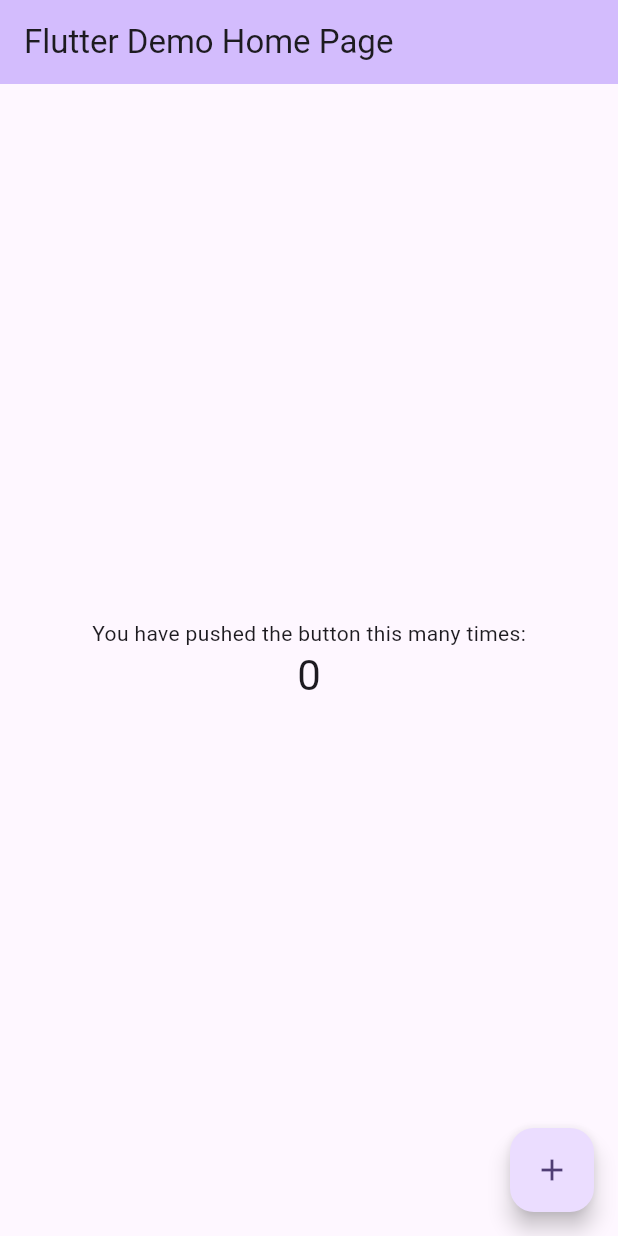
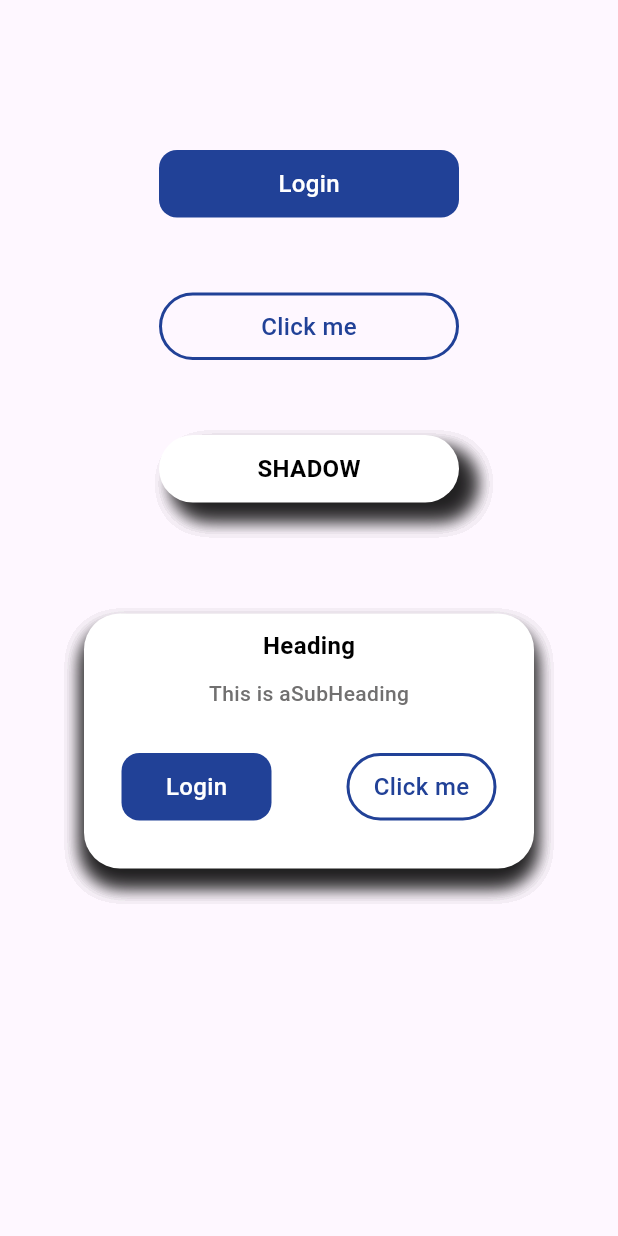
Before and after one commit to OmarGamalDev/ITI-Flutter-Course, a Flutter app: the screen it shows after launch, on a phone screen of 412 x 824 dp. Run offline on Flutter 3.47's test engine with Material 3 defaults, Android fonts, the phone set to English and light mode, and no system bars.

Commit message:
Finish Task Day 8

```diff
--- a/Day 8/Task/iti_flutter_basics/lib/main.dart
+++ b/Day 8/Task/iti_flutter_basics/lib/main.dart
@@ -1,4 +1,5 @@
 import 'package:flutter/material.dart';
+import 'package:iti_flutter_basics/screens/home_screen.dart';
 
 void main() {
   runApp(const MyApp());
@@ -7,116 +8,11 @@ void main() {
 class MyApp extends StatelessWidget {
   const MyApp({super.key});
 
-  // This widget is the root of your application.
   @override
   Widget build(BuildContext context) {
     return MaterialApp(
-      title: 'Flutter Demo',
-      theme: ThemeData(
-        // This is the theme of your application.
-        //
-        // TRY THIS: Try running your application with "flutter run". You'll see
-        // the application has a purple toolbar. Then, without quitting the app,
-        // try changing the seedColor in the colorScheme below to Colors.green
-        // and then invoke "hot reload" (save your changes or press the "hot
-        // reload" button in a Flutter-supported IDE, or press "r" if you used
-        // the command line to start the app).
-        //
-        // Notice that the counter didn't reset back to zero; the application
-        // state is not lost during the reload. To reset the state, use hot
-        // restart instead.
-        //
-        // This works for code too, not just values: Most code changes can be
-        // tested with just a hot reload.
-        colorScheme: ColorScheme.fromSeed(seedColor: Colors.deepPurple),
-      ),
-      home: const MyHomePage(title: 'Flutter Demo Home Page'),
+      debugShowCheckedModeBanner: false,
+      home: const HomeScreen(),
     );
   }
 }
-
-class MyHomePage extends StatefulWidget {
-  const MyHomePage({super.key, required this.title});
-
-  // This widget is the home page of your application. It is stateful, meaning
-  // that it has a State object (defined below) that contains fields that affect
-  // how it looks.
-
-  // This class is the configuration for the state. It holds the values (in this
-  // case the title) provided by the parent (in this case the App widget) and
-  // used by the build method of the State. Fields in a Widget subclass are
-  // always marked "final".
-
-  final String title;
-
-  @override
-  State<MyHomePage> createState() => _MyHomePageState();
-}
-
-class _MyHomePageState extends State<MyHomePage> {
-  int _counter = 0;
-
-  void _incrementCounter() {
-    setState(() {
-      // This call to setState tells the Flutter framework that something has
-      // changed in this State, which causes it to rerun the build method below
-      // so that the display can reflect the updated values. If we changed
-      // _counter without calling setState(), then the build method would not be
-      // called again, and so nothing would appear to happen.
-      _counter++;
-    });
-  }
-
-  @override
-  Widget build(BuildContext context) {
-    // This method is rerun every time setState is called, for instance as done
-    // by the _incrementCounter method above.
-    //
-    // The Flutter framework has been optimized to make rerunning build methods
-    // fast, so that you can just rebuild anything that needs updating rather
-    // than having to individually change instances of widgets.
-    return Scaffold(
-      appBar: AppBar(
-        // TRY THIS: Try changing the color here to a specific color (to
-        // Colors.amber, perhaps?) and trigger a hot reload to see the AppBar
-        // change color while the other colors stay the same.
-        backgroundColor: Theme.of(context).colorScheme.inversePrimary,
-        // Here we take the value from the MyHomePage object that was created by
-        // the App.build method, and use it to set our appbar title.
-        title: Text(widget.title),
-      ),
-      body: Center(
-        // Center is a layout widget. It takes a single child and positions it
-        // in the middle of the parent.
-        child: Column(
-          // Column is also a layout widget. It takes a list of children and
-          // arranges them vertically. By default, it sizes itself to fit its
-          // children horizontally, and tries to be as tall as its parent.
-          //
-          // Column has various properties to control how it sizes itself and
-          // how it positions its children. Here we use mainAxisAlignment to
-          // center the children vertically; the main axis here is the vertical
-          // axis because Columns are vertical (the cross axis would be
-          // horizontal).
-          //
-          // TRY THIS: Invoke "debug painting" (choose the "Toggle Debug Paint"
-          // action in the IDE, or press "p" in the console), to see the
-          // wireframe for each widget.
-          mainAxisAlignment: MainAxisAlignment.center,
-          children: <Widget>[
-            const Text('You have pushed the button this many times:'),
-            Text(
-              '$_counter',
-              style: Theme.of(context).textTheme.headlineMedium,
-            ),
-          ],
-        ),
-      ),
-      floatingActionButton: FloatingActionButton(
-        onPressed: _incrementCounter,
-        tooltip: 'Increment',
-        child: const Icon(Icons.add),
-      ), // This trailing comma makes auto-formatting nicer for build methods.
-    );
-  }
-}
--- /dev/null
+++ b/Day 8/Task/iti_flutter_basics/lib/screens/home_screen.dart
@@ -0,0 +1,11 @@
+import 'package:flutter/material.dart';
+import 'package:iti_flutter_basics/widgets/home_screen_body.dart';
+
+class HomeScreen extends StatelessWidget {
+  const HomeScreen({super.key});
+
+  @override
+  Widget build(BuildContext context) {
+    return HomeScreenBody();
+  }
+}
--- /dev/null
+++ b/Day 8/Task/iti_flutter_basics/lib/widgets/home_screen_body.dart
@@ -0,0 +1,170 @@
+import 'package:flutter/material.dart';
+
+class HomeScreenBody extends StatelessWidget {
+  const HomeScreenBody({super.key});
+
+  @override
+  Widget build(BuildContext context) {
+    return Scaffold(
+      body: Column(
+        children: [
+          SizedBox(height: 100),
+          Center(
+            child: Container(
+              width: 200,
+              height: 45,
+              alignment: AlignmentDirectional.center,
+              decoration: BoxDecoration(
+                color: Color(0xff214197),
+                borderRadius: BorderRadius.circular(12),
+              ),
+              child: Text(
+                'Login',
+                style: TextStyle(
+                  fontSize: 16,
+                  fontWeight: FontWeight.w500,
+                  color: Colors.white,
+                ),
+              ),
+            ),
+          ),
+          SizedBox(height: 50),
+          Center(
+            child: Container(
+              width: 200,
+              height: 45,
+              alignment: AlignmentDirectional.center,
+              decoration: BoxDecoration(
+                border: Border.all(width: 2, color: Color(0xff214197)),
+                borderRadius: BorderRadius.circular(25),
+              ),
+              child: Text(
+                'Click me',
+                style: TextStyle(
+                  fontSize: 16,
+                  fontWeight: FontWeight.w500,
+                  color: Color(0xff214197),
+                ),
+              ),
+            ),
+          ),
+          SizedBox(height: 50),
+          Center(
+            child: Container(
+              width: 200,
+              height: 45,
+              alignment: AlignmentDirectional.center,
+              decoration: BoxDecoration(
+                color: Colors.white,
+                boxShadow: List.filled(
+                  10,
+                  BoxShadow(
+                    blurRadius: 10,
+                    color: const Color.fromARGB(48, 0, 0, 0),
+                    offset: Offset(10, 10),
+                  ),
+                ),
+                borderRadius: BorderRadius.circular(25),
+              ),
+              child: Text(
+                'SHADOW',
+                style: TextStyle(
+                  fontSize: 16,
+                  fontWeight: FontWeight.bold,
+                  color: Colors.black,
+                ),
+              ),
+            ),
+          ),
+          SizedBox(height: 50),
+          Padding(
+            padding: const EdgeInsets.all(24.0),
+            child: Container(
+              width: 300,
+              height: 170,
+              alignment: AlignmentDirectional.center,
+              decoration: BoxDecoration(
+                color: Colors.white,
+                boxShadow: List.filled(
+                  10,
+                  BoxShadow(
+                    blurRadius: 10,
+                    color: Colors.black.withAlpha(50),
+                    offset: Offset(0, 10),
+                  ),
+                ),
+                borderRadius: BorderRadius.circular(24),
+              ),
+              child: Column(
+                children: [
+                  SizedBox(height: 10),
+                  Text(
+                    'Heading',
+                    style: TextStyle(
+                      fontSize: 16,
+                      fontWeight: FontWeight.w700,
+                      color: Colors.black,
+                    ),
+                  ),
+                  SizedBox(height: 10),
+                  Text(
+                    'This is aSubHeading',
+                    style: TextStyle(
+                      fontSize: 14,
+                      fontWeight: FontWeight.w500,
+                      color: Color(0xFF717070),
+                    ),
+                  ),
+                  SizedBox(height: 30),
+                  Row(
+                    mainAxisAlignment: MainAxisAlignment.center,
+                    children: [
+                      Container(
+                        width: 100,
+                        height: 45,
+                        alignment: AlignmentDirectional.center,
+                        decoration: BoxDecoration(
+                          color: Color(0xff214197),
+                          borderRadius: BorderRadius.circular(12),
+                        ),
+                        child: Text(
+                          'Login',
+                          style: TextStyle(
+                            fontSize: 16,
+                            fontWeight: FontWeight.w500,
+                            color: Colors.white,
+                          ),
+                        ),
+                      ),
+                      SizedBox(width: 50),
+                      Container(
+                        width: 100,
+                        height: 45,
+                        alignment: AlignmentDirectional.center,
+                        decoration: BoxDecoration(
+                          border: Border.all(
+                            width: 2,
+                            color: Color(0xff214197),
+                          ),
+                          borderRadius: BorderRadius.circular(25),
+                        ),
+                        child: Text(
+                          'Click me',
+                          style: TextStyle(
+                            fontSize: 16,
+                            fontWeight: FontWeight.w500,
+                            color: Color(0xff214197),
+                          ),
+                        ),
+                      ),
+                    ],
+                  ),
+                ],
+              ),
+            ),
+          ),
+        ],
+      ),
+    );
+  }
+}
```
